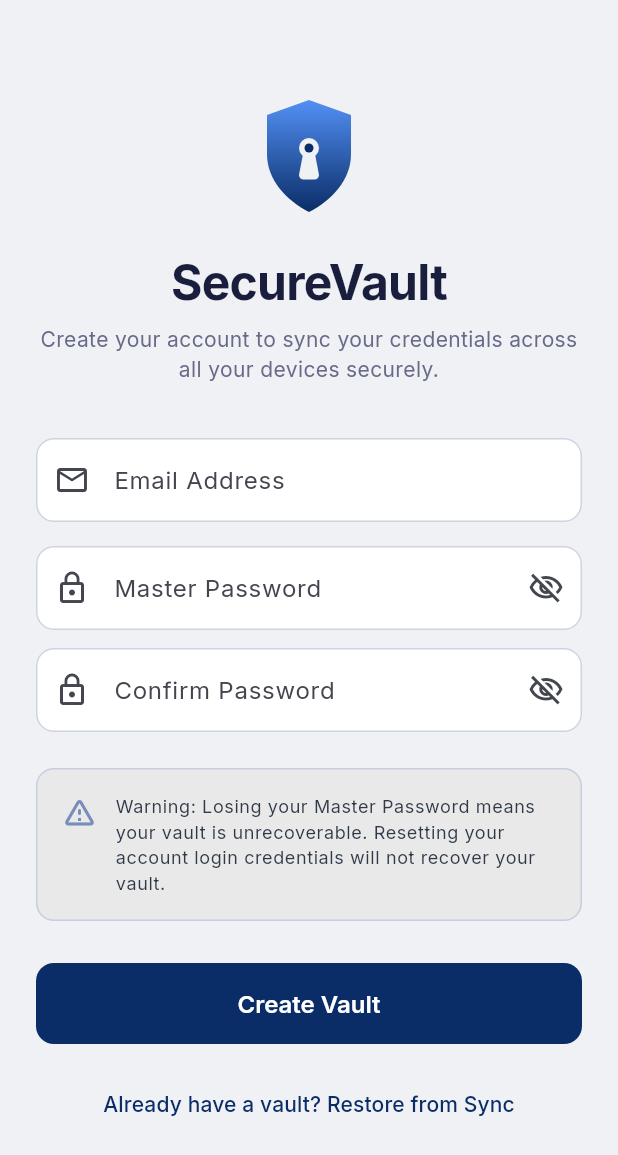
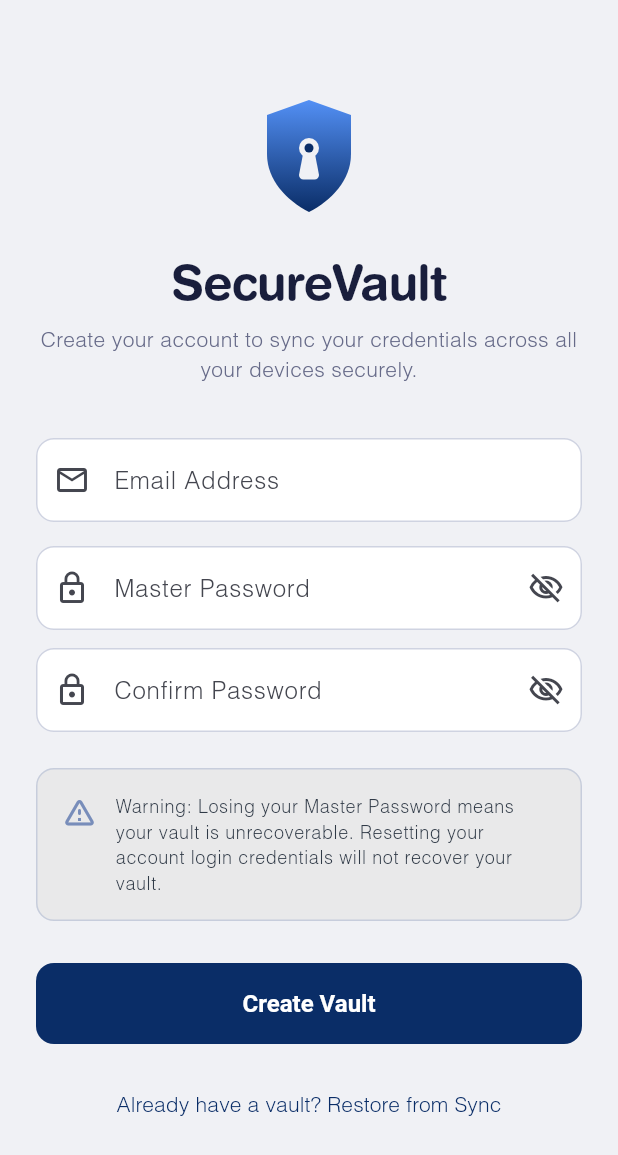
Before and after one commit to ManasGMohanan/secure-vault, a Flutter app: the screen it shows after launch, on a phone screen of 412 x 824 dp. Shown: the top 1155 px of the screen. Run offline on Flutter 3.47's test engine with Material 3 defaults, Android fonts, the phone set to English and light mode, and no system bars; our stand-ins replace cloud_firestore, firebase_auth, firebase_core, flutter_riverpod, flutter_secure_storage, flutter_svg and 9 more; missing offline and left inert: dart:js_interop, pointycastle; accounts and stored records are empty; generated files the repository leaves out were written again; project files that could hold a hidden picture were left out.

Commit message:
feat: centralize theme and integrate Helvetica typography system

```diff
--- /dev/null
+++ b/devtools_options.yaml
@@ -0,0 +1,3 @@
+description: This file stores settings for Dart & Flutter DevTools.
+documentation: https://docs.flutter.dev/tools/devtools/extensions#configure-extension-enablement-states
+extensions:
--- a/lib/core/theme/dark_theme.dart
+++ b/lib/core/theme/dark_theme.dart
@@ -1,15 +1,12 @@
 import 'package:flutter/material.dart';
-import 'package:google_fonts/google_fonts.dart';
 import 'app_palette.dart';
 import 'app_colors_extension.dart';
 
 ThemeData getDarkTheme() {
-  final baseTextTheme = ThemeData(brightness: Brightness.dark).textTheme;
-
   return ThemeData(
     useMaterial3: true,
     brightness: Brightness.dark,
-    fontFamily: GoogleFonts.inter().fontFamily,
+    fontFamily: 'Helvetica',
     colorScheme: ColorScheme.fromSeed(
       seedColor: AppPalette.darkBlue3,
       brightness: Brightness.dark,
@@ -20,7 +17,6 @@ ThemeData getDarkTheme() {
       error: AppPalette.darkError1,
     ),
     scaffoldBackgroundColor: AppPalette.darkBlack3,
-    textTheme: GoogleFonts.interTextTheme(baseTextTheme),
     cardTheme: CardThemeData(
       color: AppPalette.darkBlack1,
       elevation: 0,
@@ -29,15 +25,16 @@ ThemeData getDarkTheme() {
         side: const BorderSide(color: AppPalette.darkGrey1, width: 1),
       ),
     ),
-    appBarTheme: AppBarTheme(
+    appBarTheme: const AppBarTheme(
       backgroundColor: AppPalette.darkBlack3,
       elevation: 0,
       centerTitle: true,
-      iconTheme: const IconThemeData(color: AppPalette.darkWhite),
-      titleTextStyle: GoogleFonts.inter(
+      iconTheme: IconThemeData(color: AppPalette.darkWhite),
+      titleTextStyle: TextStyle(
+        fontFamily: 'Helvetica Rounded LT Std',
         color: AppPalette.darkWhite,
         fontSize: 20,
-        fontWeight: FontWeight.w600,
+        fontWeight: FontWeight.bold,
       ),
     ),
     inputDecorationTheme: InputDecorationTheme(
@@ -69,7 +66,7 @@ ThemeData getDarkTheme() {
         shape: RoundedRectangleBorder(
           borderRadius: BorderRadius.circular(12),
         ),
-        textStyle: GoogleFonts.inter(fontSize: 16, fontWeight: FontWeight.w600),
+        textStyle: const TextStyle(fontSize: 16, fontWeight: FontWeight.bold),
       ),
     ),
     outlinedButtonTheme: OutlinedButtonThemeData(
@@ -80,7 +77,7 @@ ThemeData getDarkTheme() {
         shape: RoundedRectangleBorder(
           borderRadius: BorderRadius.circular(12),
         ),
-        textStyle: GoogleFonts.inter(fontSize: 16, fontWeight: FontWeight.w600),
+        textStyle: const TextStyle(fontSize: 16, fontWeight: FontWeight.bold),
       ),
     ),
     extensions: [
@@ -106,8 +103,8 @@ ThemeData getDarkTheme() {
         successBackground: AppPalette.darkSuccess1,
         successForeground: AppPalette.darkSuccess3,
         error: AppPalette.darkError1,
-        errorBackground: AppPalette.darkBlack1, // Validated for accessibility: #011F2D has ~13.8:1 contrast with #EA9E9E
-        errorForeground: AppPalette.darkError2, // Light red text (#EA9E9E)
+        errorBackground: AppPalette.darkBlack1,
+        errorForeground: AppPalette.darkError2,
       ),
     ],
   );
--- a/lib/core/theme/light_theme.dart
+++ b/lib/core/theme/light_theme.dart
@@ -1,15 +1,12 @@
 import 'package:flutter/material.dart';
-import 'package:google_fonts/google_fonts.dart';
 import 'app_palette.dart';
 import 'app_colors_extension.dart';
 
 ThemeData getLightTheme() {
-  final baseTextTheme = ThemeData(brightness: Brightness.light).textTheme;
-
   return ThemeData(
     useMaterial3: true,
     brightness: Brightness.light,
-    fontFamily: GoogleFonts.inter().fontFamily,
+    fontFamily: 'Helvetica',
     colorScheme: ColorScheme.fromSeed(
       seedColor: AppPalette.lightBlue1,
       brightness: Brightness.light,
@@ -20,7 +17,6 @@ ThemeData getLightTheme() {
       error: AppPalette.lightError1,
     ),
     scaffoldBackgroundColor: AppPalette.lightNeutral,
-    textTheme: GoogleFonts.interTextTheme(baseTextTheme),
     cardTheme: CardThemeData(
       color: AppPalette.lightWhite,
       elevation: 0,
@@ -29,15 +25,16 @@ ThemeData getLightTheme() {
         side: const BorderSide(color: AppPalette.lightGrey11, width: 1),
       ),
     ),
-    appBarTheme: AppBarTheme(
+    appBarTheme: const AppBarTheme(
       backgroundColor: AppPalette.lightNeutral,
       elevation: 0,
       centerTitle: true,
-      iconTheme: const IconThemeData(color: AppPalette.lightBlue2),
-      titleTextStyle: GoogleFonts.inter(
+      iconTheme: IconThemeData(color: AppPalette.lightBlue2),
+      titleTextStyle: TextStyle(
+        fontFamily: 'Helvetica Rounded LT Std',
         color: AppPalette.lightBlue2,
         fontSize: 20,
-        fontWeight: FontWeight.w600,
+        fontWeight: FontWeight.bold,
       ),
     ),
     inputDecorationTheme: InputDecorationTheme(
@@ -69,7 +66,7 @@ ThemeData getLightTheme() {
         shape: RoundedRectangleBorder(
           borderRadius: BorderRadius.circular(12),
         ),
-        textStyle: GoogleFonts.inter(fontSize: 16, fontWeight: FontWeight.w600),
+        textStyle: const TextStyle(fontSize: 16, fontWeight: FontWeight.bold),
       ),
     ),
     outlinedButtonTheme: OutlinedButtonThemeData(
@@ -80,7 +77,7 @@ ThemeData getLightTheme() {
         shape: RoundedRectangleBorder(
           borderRadius: BorderRadius.circular(12),
         ),
-        textStyle: GoogleFonts.inter(fontSize: 16, fontWeight: FontWeight.w600),
+        textStyle: const TextStyle(fontSize: 16, fontWeight: FontWeight.bold),
       ),
     ),
     extensions: [
@@ -94,7 +91,7 @@ ThemeData getLightTheme() {
         textPrimary: AppPalette.lightBlue2,
         textSecondary: AppPalette.lightBlue5,
         textMuted: AppPalette.lightGrey3,
-        textDisabled: AppPalette.lightGrey4, // Fixed mismatch (#979CB5)
+        textDisabled: AppPalette.lightGrey4,
         textOnBrand: AppPalette.lightWhite,
         brandPrimary: AppPalette.lightBlue1,
         brandSecondary: AppPalette.lightBlue4,
--- a/lib/features/auth/presentation/screens/onboarding_screen.dart
+++ b/lib/features/auth/presentation/screens/onboarding_screen.dart
@@ -151,6 +151,7 @@ class _OnboardingScreenState extends ConsumerState<OnboardingScreen> {
                   Text(
                     'SecureVault',
                     style: theme.textTheme.headlineLarge?.copyWith(
+                      fontFamily: 'Helvetica Rounded LT Std',
                       fontWeight: FontWeight.bold,
                       letterSpacing: -0.5,
                       color: colors.textPrimary,
--- a/lib/features/auth/presentation/screens/splash_screen.dart
+++ b/lib/features/auth/presentation/screens/splash_screen.dart
@@ -24,6 +24,7 @@ class SplashScreen extends StatelessWidget {
             Text(
               'SecureVault',
               style: theme.textTheme.headlineMedium?.copyWith(
+                fontFamily: 'Helvetica Rounded LT Std',
                 fontWeight: FontWeight.bold,
                 letterSpacing: -0.5,
                 color: colors.textPrimary,
--- a/lib/features/auth/presentation/screens/unlock_screen.dart
+++ b/lib/features/auth/presentation/screens/unlock_screen.dart
@@ -197,6 +197,7 @@ class _UnlockScreenState extends ConsumerState<UnlockScreen> {
                   Text(
                     'Vault Locked',
                     style: theme.textTheme.headlineLarge?.copyWith(
+                      fontFamily: 'Helvetica Rounded LT Std',
                       fontWeight: FontWeight.bold,
                       letterSpacing: -0.5,
                       color: colors.textPrimary,
--- a/lib/features/vault/presentation/screens/vault_screen.dart
+++ b/lib/features/vault/presentation/screens/vault_screen.dart
@@ -47,7 +47,8 @@ class _VaultScreenState extends ConsumerState<VaultScreen> {
     // Filter by search query
     final query = _searchController.text.toLowerCase();
     final searchedEntries = allEntries.where((entry) {
-      final matchesQuery = entry.title.toLowerCase().contains(query) ||
+      final matchesQuery =
+          entry.title.toLowerCase().contains(query) ||
           entry.username.toLowerCase().contains(query) ||
           entry.url.toLowerCase().contains(query);
       return matchesQuery;
@@ -88,16 +89,16 @@ class _VaultScreenState extends ConsumerState<VaultScreen> {
         title: const Text('SecureVault'),
         actions: [
           IconButton(
-            icon: const Icon(LucideIcons.settings),
-            tooltip: 'Settings',
-            onPressed: () => context.goToSettings(),
-          ),
-          IconButton(
             icon: const Icon(Icons.lock_open_rounded),
             tooltip: 'Lock Vault',
             onPressed: () {
               ref.read(authNotifierProvider.notifier).lock();
             },
+          ),
+          IconButton(
+            icon: const Icon(LucideIcons.settings),
+            tooltip: 'Settings',
+            onPressed: () => context.goToSettings(),
           ),
         ],
       ),
@@ -105,7 +106,10 @@ class _VaultScreenState extends ConsumerState<VaultScreen> {
         children: [
           // Search Bar
           Padding(
-            padding: const EdgeInsets.symmetric(horizontal: 16.0, vertical: 8.0),
+            padding: const EdgeInsets.symmetric(
+              horizontal: 16.0,
+              vertical: 8.0,
+            ),
             child: TextField(
               controller: _searchController,
               onChanged: (_) => setState(() {}),
@@ -136,7 +140,10 @@ class _VaultScreenState extends ConsumerState<VaultScreen> {
                 final category = categories[index];
                 final isSelected = category == _selectedCategory;
                 return Padding(
-                  padding: const EdgeInsets.symmetric(horizontal: 4, vertical: 8),
+                  padding: const EdgeInsets.symmetric(
+                    horizontal: 4,
+                    vertical: 8,
+                  ),
                   child: ChoiceChip(
                     label: Text(category),
                     selected: isSelected,
@@ -219,9 +226,7 @@ class _VaultScreenState extends ConsumerState<VaultScreen> {
           const SizedBox(height: 6),
           Text(
             'Tap the + button to add a new account.',
-            style: theme.textTheme.bodySmall?.copyWith(
-              color: colors.textMuted,
-            ),
+            style: theme.textTheme.bodySmall?.copyWith(color: colors.textMuted),
           ),
         ],
       ),
@@ -278,10 +283,7 @@ class _VaultScreenState extends ConsumerState<VaultScreen> {
             const SizedBox(height: 4),
             Text(
               entry.username.isNotEmpty ? entry.username : '(No username)',
-              style: TextStyle(
-                color: colors.textMuted,
-                fontSize: 14,
-              ),
+              style: TextStyle(color: colors.textMuted, fontSize: 14),
               maxLines: 1,
               overflow: TextOverflow.ellipsis,
             ),
--- a/lib/main.dart
+++ b/lib/main.dart
@@ -5,7 +5,6 @@ import 'package:hive_ce_flutter/hive_ce_flutter.dart';
 import 'package:shared_preferences/shared_preferences.dart';
 import 'package:firebase_core/firebase_core.dart';
 import 'core/security/web_storage_helper.dart';
-import 'package:google_fonts/google_fonts.dart';
 import 'firebase_options.dart';
 import 'app.dart';
 import 'features/settings/data/settings_repository.dart';
@@ -28,9 +27,6 @@ void main() async {
   // Initialize SharedPreferences
   final prefs = await SharedPreferences.getInstance();
 
-  // Disable runtime font fetching to force using locally bundled Inter TTFs
-  GoogleFonts.config.allowRuntimeFetching = false;
-
   runApp(
     ProviderScope(
       overrides: [
```
Also changed, not shown: pubspec.yaml (+9 -8 lines), assets/fonts/Helvetica-Bold.ttf (added), assets/fonts/Helvetica-BoldOblique.ttf (added), assets/fonts/Helvetica-Light.ttf (added), assets/fonts/Helvetica-Oblique.ttf (added), assets/fonts/Helvetica-Regular.ttf (added), assets/fonts/Helvetica-Rounded-Bold.otf (added), assets/fonts/Inter-Bold.ttf (deleted), assets/fonts/Inter-Medium.ttf (deleted), assets/fonts/Inter-Regular.ttf (deleted), assets/fonts/Inter-SemiBold.ttf (deleted), pubspec.lock, 1 other file.
